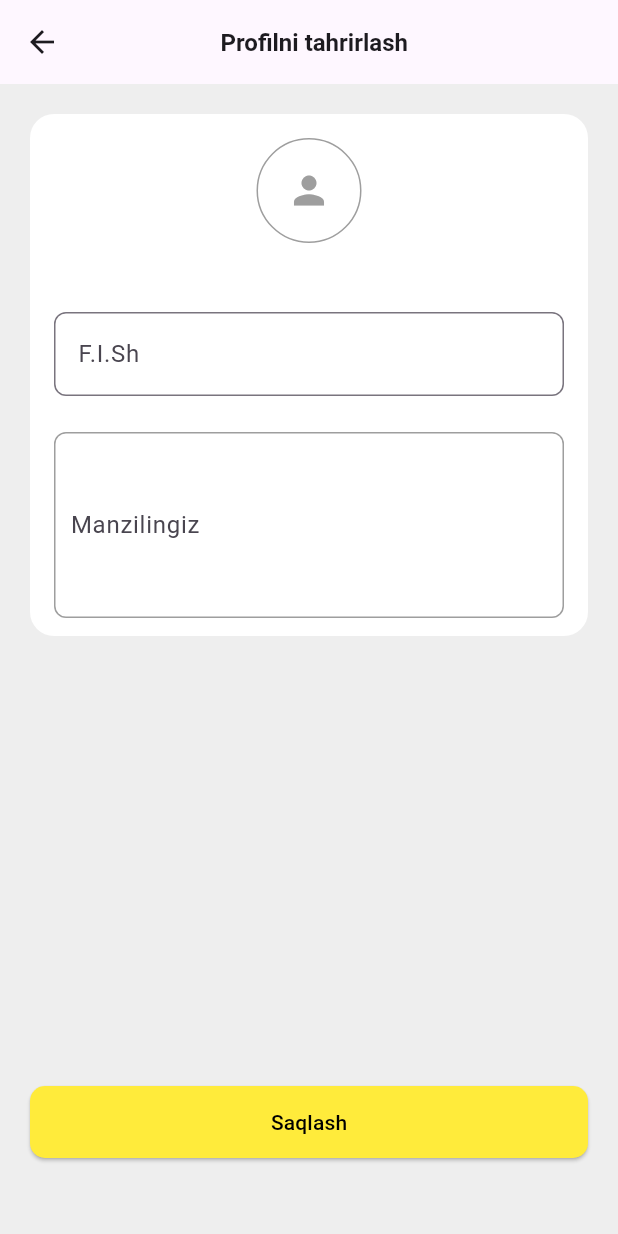
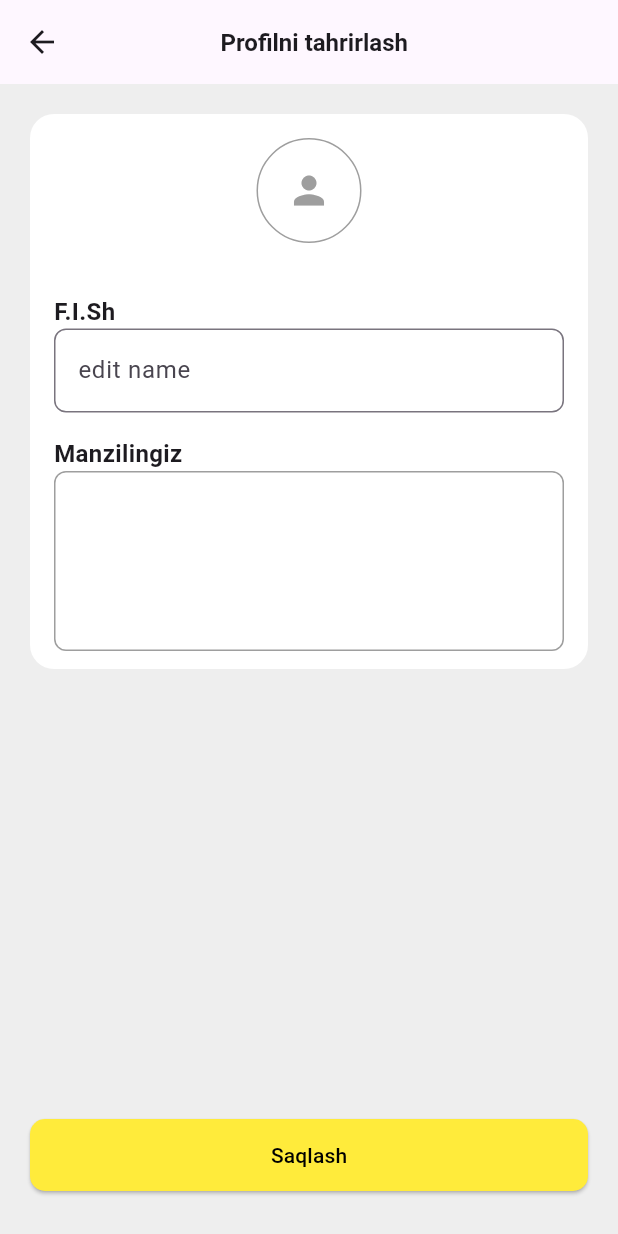
Before and after one commit to ziyo2003/i_baza, a Flutter app: the screen it shows after launch, after a tap on an icon or button, on a phone screen of 412 x 824 dp. Run offline on Flutter 3.47's test engine with Material 3 defaults, Android fonts, the phone set to English and light mode, and no system bars; our stand-ins replace flutter_svg, hive, hive_flutter, image_picker, objectbox, pin_code_fields and 1 more; accounts and stored records are empty; generated files the repository leaves out were written again.

Commit message:
profile qushildi

```diff
--- a/lib/features/presintation/pages/profile/profile.dart
+++ b/lib/features/presintation/pages/profile/profile.dart
@@ -2,9 +2,11 @@ import 'dart:io';
 import 'package:flutter/cupertino.dart';
 import 'package:flutter/material.dart';
 import 'package:flutter_svg/svg.dart';
+import 'package:hive/hive.dart';
 import 'package:i_baza/features/presintation/pages/profile/profile_edit.dart';
 import 'package:i_baza/features/presintation/pages/reg_screen/rag_screen.dart';
 import 'package:image_picker/image_picker.dart';
+
 
 class ProfileScreen extends StatefulWidget {
   const ProfileScreen({super.key});
@@ -15,7 +17,38 @@ class ProfileScreen extends StatefulWidget {
 
 class _ProfileScreenState extends State<ProfileScreen> {
   File? avatar;
+  String _name = '';
+  String _location = '';
 
+  @override
+  void initState() {
+    super.initState();
+    _loadProfileData();
+  }
+
+
+
+  Future<void> _loadProfileData() async {
+    // Ensure that Hive is initialized and the boxes are opened elsewhere in your code
+    final nameBox = Hive.box("profile_name");
+    final locationBox = Hive.box("profile_location");
+    final name = await nameBox.get(1, defaultValue: 'Name not set');
+    final location = await locationBox.get(1, defaultValue: 'Location not set');
+    final avatarBox = Hive.box("profile_avatar");
+    final avatarPath = avatarBox.get('avatar_path');
+    if (avatarPath != null) {
+      setState(() {
+        avatar = File(avatarPath);
+      });
+    }
+
+
+
+    setState(() {
+      _name = name;
+      _location = location;
+    });
+  }
   Future<void> pickerAvatar() async {
     ImagePicker imagePicker = ImagePicker();
     final file = await imagePicker.pickImage(source: ImageSource.gallery);
@@ -26,26 +59,6 @@ class _ProfileScreenState extends State<ProfileScreen> {
       });
     }
   }
-
-  final TextEditingController _phoneController = TextEditingController();
-  final TextEditingController _passwordController = TextEditingController();
-  bool _isPasswordVisible = false;
-
-  @override
-  void dispose() {
-    _phoneController.dispose();
-    _passwordController.dispose();
-    super.dispose();
-  }
-
-  @override
-  void initState() {
-    super.initState();
-    _passwordController.addListener(() {
-      setState(() {}); // Call setState to rebuild the widget with the new icon
-    });
-  }
-
   @override
   Widget build(BuildContext context) {
     return Scaffold(
@@ -75,10 +88,6 @@ class _ProfileScreenState extends State<ProfileScreen> {
                 ),
                 Positioned(
                   top: 16,
-                  child: GestureDetector(
-                    onTap: () {
-                      pickerAvatar();
-                    },
                   child: Container(
                     height: 70,
                     width: 70,
@@ -93,7 +102,6 @@ class _ProfileScreenState extends State<ProfileScreen> {
                         : Image.file(avatar!, fit: BoxFit.cover,),
                   ),
                 ),
-                ),
                 Positioned(
                   top: 12,
                   right: 12,
@@ -106,17 +114,17 @@ class _ProfileScreenState extends State<ProfileScreen> {
                   child: SvgPicture.asset('assets/icons/svg/profile_icon.svg'),
                   ),
                 ),
-                const Positioned(
+                 Positioned(
                   top: 108,
                   left: 16,
                   child: Column(
                     crossAxisAlignment: CrossAxisAlignment.start,
                     children: [
-                      Text('F.I.Sh',style: TextStyle(fontSize: 14,fontWeight: FontWeight.w600,color:Colors.grey)),
-                      Text('Shohrux Shavqiyev',style: TextStyle(fontSize: 17,fontWeight: FontWeight.w600)),
+                      Text('F.I.Sh', style: TextStyle(fontSize: 14, fontWeight: FontWeight.w600, color: Colors.grey)),
+                      Text(_name,style: TextStyle(fontSize: 17, fontWeight: FontWeight.w600)),
                       SizedBox(height: 16,),
-                      Text('Manzilingiz',style: TextStyle(fontSize: 14,fontWeight: FontWeight.w600,color: Colors.grey)),
-                      Text('Toshkent shahar, Mirobod tumani\nFidokor ko‘chasi',style: TextStyle(fontSize: 17,fontWeight: FontWeight.w600)),
+                      Text('Manzilingiz', style: TextStyle(fontSize: 14, fontWeight: FontWeight.w600, color: Colors.grey)),
+                      Text(_location, style: TextStyle(fontSize: 17, fontWeight: FontWeight.w600)),
                   // Add more Text widgets as needed
                   ],
                   ),
--- a/lib/features/presintation/pages/profile/profile_edit.dart
+++ b/lib/features/presintation/pages/profile/profile_edit.dart
@@ -2,6 +2,7 @@ import 'dart:io';
 import 'package:flutter/cupertino.dart';
 import 'package:flutter/material.dart';
 import 'package:flutter_svg/svg.dart';
+import 'package:hive/hive.dart';
 import 'package:i_baza/features/presintation/pages/reg_screen/rag_screen.dart';
 import 'package:image_picker/image_picker.dart';
 
@@ -14,6 +15,33 @@ class ProfileEditScreen extends StatefulWidget {
 
 class _ProfileEditScreenState extends State<ProfileEditScreen> {
   File? avatar;
+  final _name = Hive.box("profile_name");
+  final _location = Hive.box("profile_location");
+  final avatarBox = Hive.box('profile_avatar');
+
+  final TextEditingController _nameController = TextEditingController();
+  final TextEditingController _locationController = TextEditingController();
+
+  @override
+  void initState() {
+    super.initState();
+    _loadProfileData();
+  }
+
+  Future<void> _loadProfileData() async {
+    final name = await _name.get(1) ?? '';
+    final location = await _location.get(1) ?? '';
+    final avatarPath = await avatarBox.get('avatar_path');
+
+    if (avatarPath != null) {
+      avatar = File(avatarPath);
+    }
+
+    setState(() {
+      _nameController.text = name;
+      _locationController.text = location;
+    });
+  }
 
   Future<void> pickerAvatar() async {
     ImagePicker imagePicker = ImagePicker();
@@ -21,29 +49,18 @@ class _ProfileEditScreenState extends State<ProfileEditScreen> {
 
     if (file != null) {
       setState(() {
-        avatar = File.fromUri(Uri.file(file.path));
+        avatar = File(file.path);
       });
+      await avatarBox.put('avatar_path', file.path);
     }
   }
 
-  final TextEditingController _phoneController = TextEditingController();
-  final TextEditingController _passwordController = TextEditingController();
+  void _saveProfileData() {
+    _name.put(1, _nameController.text);
+    _location.put(1, _locationController.text);
+  }
 
 
-  @override
-  void dispose() {
-    _phoneController.dispose();
-    _passwordController.dispose();
-    super.dispose();
-  }
-
-  @override
-  void initState() {
-    super.initState();
-    _passwordController.addListener(() {
-      setState(() {}); // Call setState to rebuild the widget with the new icon
-    });
-  }
 
   @override
   Widget build(BuildContext context) {
@@ -68,7 +85,7 @@ class _ProfileEditScreenState extends State<ProfileEditScreen> {
               children: [
 
                 SizedBox(
-                  height: 348,
+                  height: 370,
                   width: double.infinity,
                   child: Material(
                     borderRadius: BorderRadius.circular(16),
@@ -96,53 +113,67 @@ class _ProfileEditScreenState extends State<ProfileEditScreen> {
                     ),
                   ),
                 ),
+
                 Positioned(
-                  top: 132,
+                  top: 120,
                     left: 16,
                     right: 16,
-                    child:
+                    child: Column(
+                  crossAxisAlignment: CrossAxisAlignment.start,
+                  children: [
+                         Text('F.I.Sh',
+                        style: TextStyle(fontSize: 16, fontWeight: FontWeight.bold),
+                     ),
                     TextField(
+                      controller: _nameController,
                       decoration: InputDecoration(
-                        labelText: 'F.I.Sh',
+                        hintText: "edit name",
                         border: OutlineInputBorder(
                           borderRadius: BorderRadius.circular(8.0),
                              ),
                            ),
-                      // keyboardType: TextInputType.text,
+                        ),
+                      ],
                     ),
                 ),
+
                 Positioned(
-                    top: 212,
                   bottom: 12,
-                    left: 16,
-                    right: 16,
-                    child: Container(
-                  constraints: BoxConstraints.tightFor(width: 303.0, height: 120.0),
+                  // left: 16,
+                  // right: 16,
+                  child: Column(
+                    crossAxisAlignment: CrossAxisAlignment.start,
+                    children: [
+                      Text(
+                        'Manzilingiz',
+                        style: TextStyle(fontSize: 16, fontWeight: FontWeight.bold),
+                      ),
+                      Container(
+                        constraints: BoxConstraints.tightFor(width: 340.0, height: 120.0),
                         decoration: BoxDecoration(
-                    border: Border.all(color: Colors.grey), // Border color
-                    borderRadius: BorderRadius.circular(8.0), // Border radius
+                          border: Border.all(color: Colors.grey),
+                          borderRadius: BorderRadius.circular(8.0),
                         ),
-                  child: const TextField(
-                    maxLines: null, // Allows the text field to expand vertically
-                    expands: true, // Expands the text field to fill the container
+                        child: TextField(
+                          controller: _locationController,
+                          maxLines: null,
+                          expands: true,
                           decoration: InputDecoration(
-                      labelText: 'Manzilingiz',
-                      border: InputBorder.none, // Removes the underline of the text field
-                      contentPadding: EdgeInsets.all(10), // Padding inside the text field
+
+                            border: InputBorder.none,
+                            contentPadding: EdgeInsets.all(10),
                           ),
                         ),
-                )
-
                       ),
-
                     ],
+                  ),
+                ),
+               ]
               ),
             const SizedBox(height: 300),
             ElevatedButton(
               onPressed: () {
-                // Navigator.of(context).push(
-                //   MaterialPageRoute(builder: (context) => RagScreen()),
-                // );
+                _saveProfileData();
               },
               child: Text('Saqlash',style: TextStyle(color: Colors.black)),
               style: ElevatedButton.styleFrom(
--- a/lib/main.dart
+++ b/lib/main.dart
@@ -1,4 +1,5 @@
 import 'package:flutter/material.dart';
+import 'package:hive_flutter/hive_flutter.dart';
 import 'package:i_baza/core/adaptor/hive_type_adaptor.dart';
 import 'package:i_baza/core/data_base/objectBox.dart';
 import 'package:i_baza/features/presintation/pages/login_screen/login_screen.dart';
@@ -12,7 +13,11 @@ void main() async {
   await StorageRepository.getInstance();
   await HiveRepository.getInstance();
   await LocalDataBase.getInstance();
+  await Hive.initFlutter();
 
+  var box = await Hive.openBox("profile_name");
+  var box2 = await Hive.openBox("profile_location");
+  var box3 = await Hive.openBox("profile_avatar");
 
   runApp(const MainApp());
 }
```
Lines whose indentation alone changed are shown as unchanged.
